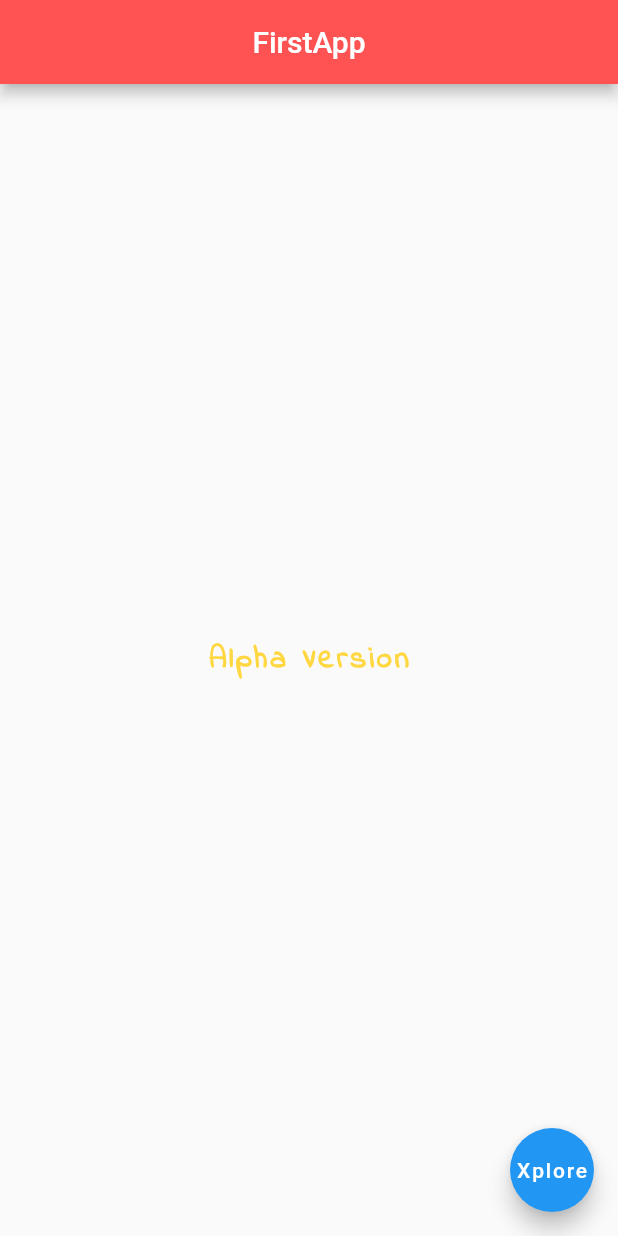
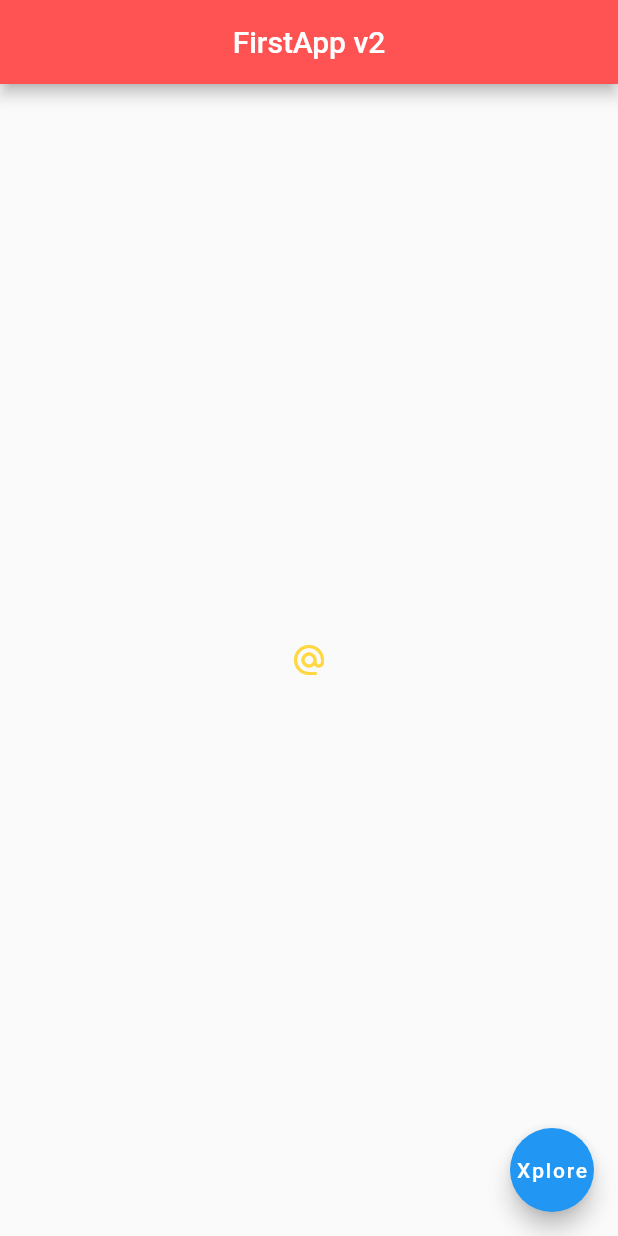
Before and after one commit to helllopratik/flutter, a Flutter app: the screen it shows after launch, on a phone screen of 412 x 824 dp. Run offline on Flutter 3.47's test engine with Material 2 defaults, Android fonts, the phone set to English and light mode, and no system bars.

Commit message:
Icon flutter added

```diff
--- a/lib/main.dart
+++ b/lib/main.dart
@@ -1,28 +1,73 @@
 import 'package:flutter/material.dart';
 
-void main() => runApp(MaterialApp(
-      home: Scaffold(
+void main() => runApp(const MaterialApp(
+      home: Home(),
+    ));
+
+//Below code is used to help hot restart flutter app.'stateless widget'
+/*Two type of Widgets, 1) Stateless Widgets and Stateful Widget
+Below code section is Stateless widget.
+Stateless Widget : the state of the widget cannot change over time
+Stateful Widgets: the state of the widget can change over time */
+class Home extends StatelessWidget {
+  const Home({super.key});
+
+  @override
+  Widget build(BuildContext context) {
+    // return Container();
+    return Scaffold(
       appBar: AppBar(
-          title: Text('FirstApp'),
+        title: const Text('FirstApp v2'),
         centerTitle: true,
         backgroundColor: Colors.redAccent,
       ),
       body: Center(
-          child: Text(
-            'Alpha Version',
-            style: TextStyle(
-              fontSize: 20.0,
-              fontWeight: FontWeight.bold,
-              letterSpacing: 2,
-              color: Colors.amberAccent,
-              fontFamily: 'IndieFlower',
+        child: IconButton(
+            onPressed: () {},
+            icon: const Icon(Icons.alternate_email),
+            color: Colors.amberAccent),
+        // child: OutlinedButton.icon(
+        //   onPressed: () {
+        //     print('mail clicked');
+        //   },
+        //   icon: const Icon(Icons.mail), label: Text('mail me'), //Simple button
+
+        // onPressed: () {
+        //   print('Added');
+        // },
+        // child: const Text('click me'),
+        // color: Colors.amberAccent,
       ),
-          ),
-        ), //center
+
+      // child: Icon(
+      //   Icons.airplanemode_inactive_rounded,
+      //   color: Colors.lightGreenAccent,
+      //   size: 50.0,
+      // ),
+      // children: [
+      //   Icon(
+      //     Icons.airport_shuttle,
+      //   ),
+      //   Image(
+      //     /* we can also write as
+      //   Image.assest('asset/windows.jpg'), */
+      //     //for image to be shown for local drive we use Asset image method.
+      //     image: AssetImage('asset/windows.jpg'),
+      //     fit: BoxFit.cover, //use for making full screen image
+      //     height: double.infinity,
+      //     width: double.infinity,
+      //     alignment: Alignment.center,
+      //   ),
+      //   // for image to be shown for internet we use Network image.
+      //   // image: NetworkImage(
+      //   // 'https://www.talkesport.com/wp-content/uploads/valorant-new-map-1-696x392.jpg'))), //center
+      // ],
+
       floatingActionButton: FloatingActionButton(
         onPressed: () {},
-          child: Text('Xplore'),
         backgroundColor: Colors.cyanAccent[600],
+        child: const Text('Xplore'),
       ),
-      ), //scaffold is used to allow basic layout
-    ));
+    ); //scaffold is used to allow basic layout
+  }
+}
--- a/pubspec.yaml
+++ b/pubspec.yaml
@@ -32,6 +32,7 @@ dependencies:
     sdk: flutter
   cupertino_icons: ^1.0.4
   url_launcher:
+  # rjs: ^0.6.2
 
 
 
@@ -63,8 +64,9 @@ flutter:
     - images/lake.jpg
   # To add assets to your application, add an assets section, like this:
   # assets:
-  #   - images/a_dot_burr.jpeg
-  #   - images/a_dot_ham.jpeg
+    - asset/
+    # - asset/orignals.jpg
+    # - asset/lenovo.jpg
 
   # An image asset can refer to one or more resolution-specific "variants", see
   # https://flutter.dev/assets-and-images/#resolution-aware
```
Also changed, not shown: asset/lenovo.jpg (added), asset/orignals.jpg (added), asset/windows.jpg (added), pubspec.lock, 1 other file. Lines whose indentation alone changed are shown as unchanged.
